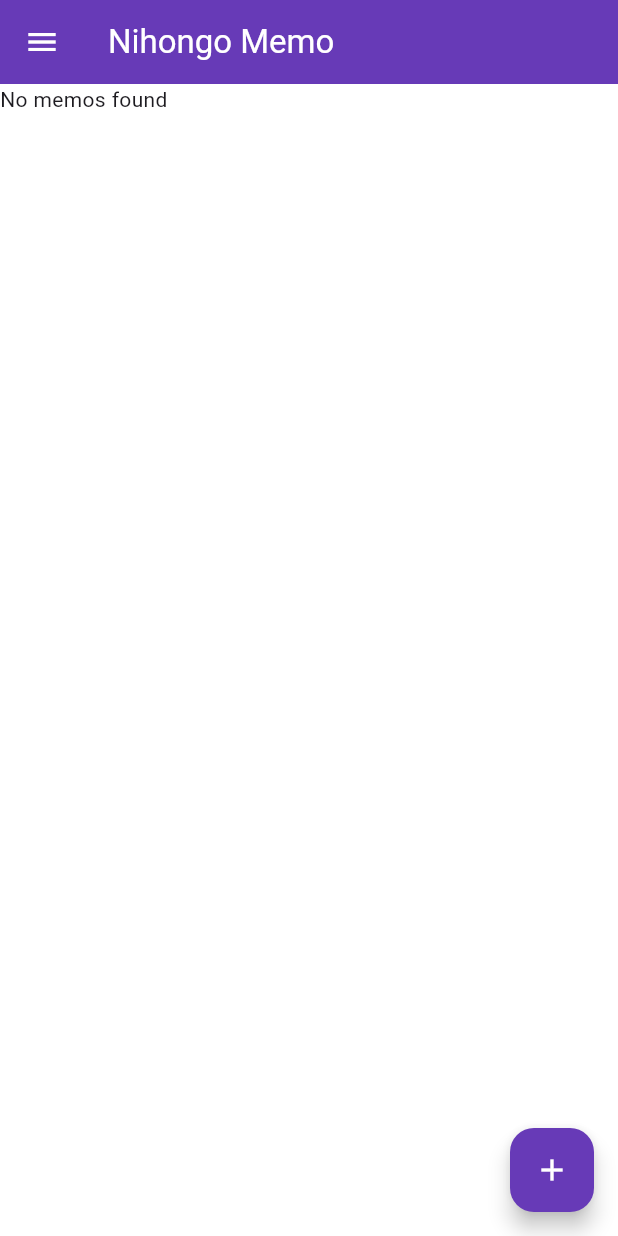
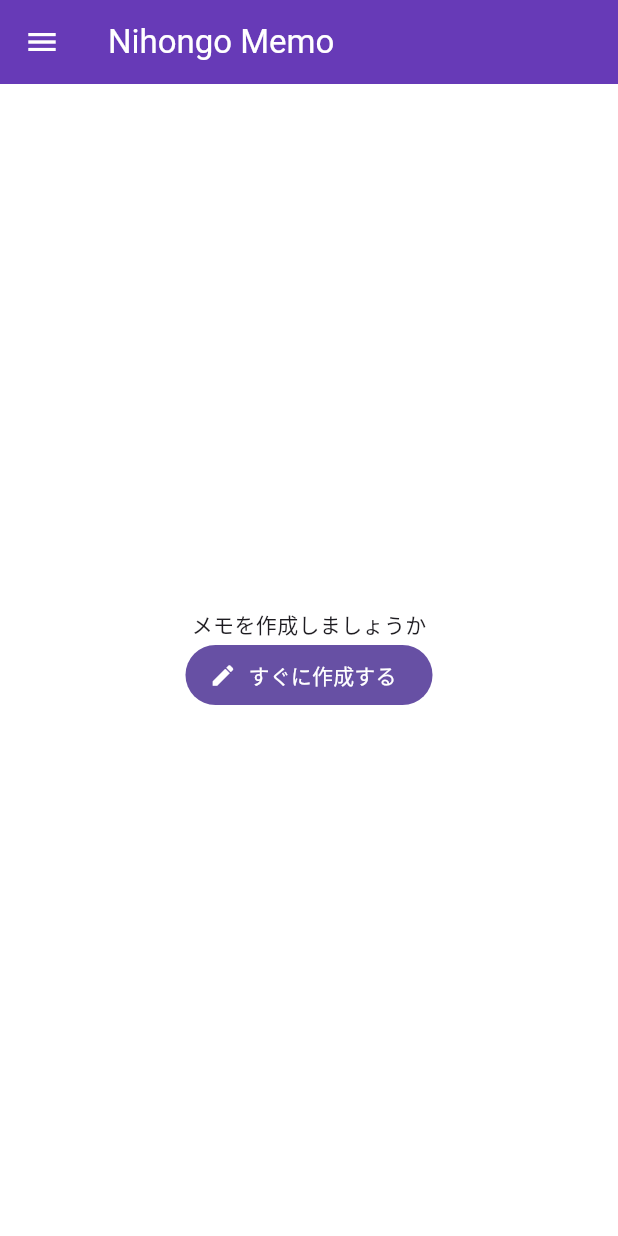
Before and after one commit to aarancibiaj4251/MemoApp, a Flutter app: the screen it shows after launch, on a phone screen of 412 x 824 dp. Run offline on Flutter 3.47's test engine with Material 3 defaults, Android fonts, the phone set to English and light mode, and no system bars; our stand-ins replace hive_ce, hive_ce_flutter; missing offline and left inert: flutter_neat_and_clean_calendar; accounts and stored records are empty; statements that could not run were skipped.

Commit message:
develop - feature: move isEmpty memoBox validation to home. - feature: show No memos widget if memoBox is empty.  - feature: added createdAt, updatedAt, image, sentences fields to memo model.

```diff
--- a/lib/components/memo_schedule.dart
+++ b/lib/components/memo_schedule.dart
@@ -17,8 +17,6 @@ class MemoSchedule extends StatelessWidget {
 
     final memoBox = Hive.box(MEMO_ENTITY);
 
-    print('MEMOS: ${memoBox.values.length}');
-
     final List<NeatCleanCalendarEvent> eventList = buildMemos(memoBox);
 
     void onEventSelected(NeatCleanCalendarEvent event) {
@@ -27,10 +25,6 @@ class MemoSchedule extends StatelessWidget {
 
     void onDateSelected(DateTime value) {
       print(value.day);
-    }
-
-    if (memoBox.isEmpty) {
-      return Text('No memos found');
     }
 
     return Calendar(
--- a/lib/models/memo.dart
+++ b/lib/models/memo.dart
@@ -1,3 +1,5 @@
+import 'dart:typed_data';
+
 import 'package:hive_ce/hive_ce.dart';
 
 part 'memo.g.dart';
@@ -8,8 +10,16 @@ class Memo extends HiveObject{
   final String id;
   @HiveField(1)
   final String name;
+  @HiveField(2)
+  final DateTime createdAt;
+  @HiveField(3)
+  final DateTime updatedAt;
+  @HiveField(4)
+  final Uint8List image;
+  @HiveField(5)
+  final List<String> sentences;
 
-  Memo({required this.id, required this.name});
+  Memo({required this.id, required this.name, Uint8List? image, DateTime? createdAt, DateTime? updatedAt, List<String>? sentences}) : createdAt = createdAt ?? DateTime.now(), updatedAt = updatedAt ?? DateTime.now(), image = Uint8List.fromList([]), sentences = [];
 
   // factory Memo.fromJson(Map<String, dynamic> json) => Memo(
   //   id: json['id'] as String,
--- a/lib/pages/home.dart
+++ b/lib/pages/home.dart
@@ -1,16 +1,24 @@
 import 'package:flutter/material.dart';
+import 'package:hive_ce_flutter/hive_ce_flutter.dart';
 import 'package:nihongo_memo/components/memo_schedule.dart';
+import 'package:nihongo_memo/utils/constants.dart';
 import 'package:nihongo_memo/utils/functions.dart';
+import 'package:hive_ce/hive_ce.dart';
 
 void main() {
   runApp(HomePage());
 }
 
 class HomePage extends StatelessWidget {
-  const HomePage({super.key});
+  HomePage({super.key});
+
+  var isAllowedBuildFloatingButton = true;
 
   @override
   Widget build(BuildContext context) {
+
+    var memoBox = Hive.box(MEMO_ENTITY);
+
     return Scaffold(
         appBar: AppBar(
           title: Text('Nihongo Memo', style: TextStyle(color: Colors.white)),
@@ -24,12 +32,39 @@ class HomePage extends StatelessWidget {
           ),
         ),
         backgroundColor: Colors.white,
-        body: MemoSchedule(),
-        floatingActionButton: FloatingActionButton(
+        body: memoBox.isEmpty ? buildNoMemos(context) : MemoSchedule(),
+        floatingActionButton: isAllowedBuildFloatingButton ? FloatingActionButton(
           onPressed: () => createMemoDialog(context),
           backgroundColor: Colors.deepPurple,
           child: Icon(Icons.add, color: Colors.white),
-        ),
+        ) : null,
+      );
+  }
+
+  bool allowedBuildFloatingButton() {
+    return isAllowedBuildFloatingButton;
+  }
+
+  Widget buildNoMemos(context) {
+    isAllowedBuildFloatingButton = false;
+    return Row(
+        children: [
+          Expanded(
+            child: Flex(
+              direction: Axis.vertical,
+              crossAxisAlignment: CrossAxisAlignment.center,
+              mainAxisAlignment: MainAxisAlignment.center,
+              children: [
+                Text('メモを作成しましょうか'),
+                FilledButton.icon(
+                  icon: Icon(Icons.edit),
+                  label: Text('すぐに作成する'),
+                  onPressed: () => createMemoDialog(context),
+                  )
+              ],
+            ),
+          ),
+        ],
       );
   }
 
```
